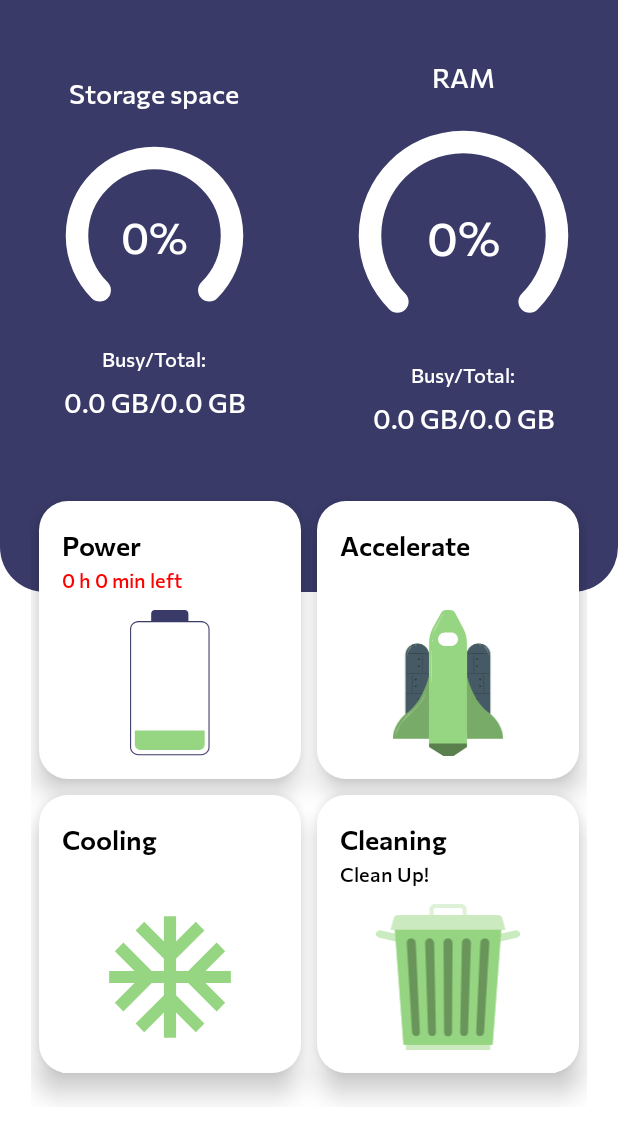
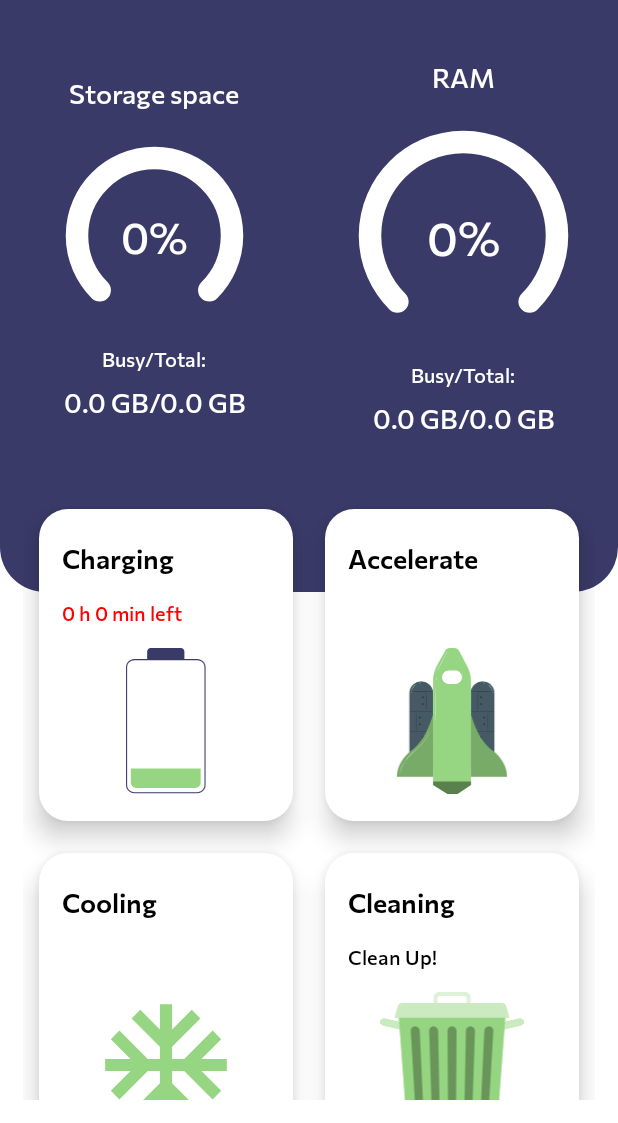
Before and after one commit to bogatovnikita/MagicHelper, an Android app: the MenuFragment screen opened through its navigation route, on a phone screen of 412 x 824 dp, the part 113-1236 px from its top. Run offline under Robolectric (Android 15) with nearby library versions, the phone set to English and light mode, and no system bars; our stand-ins replace sdp/ssp sizes; libraries missing offline, so code that uses them is left out: com.ads.library, com.yandex.metrica; plain views replace AdView; 12 statements that could not run were skipped.

Commit message:
fixed bug

```diff
--- a/app/src/main/java/ar/cleaner/first/pf/navigation/NavigationFragmentFactory.kt
+++ b/app/src/main/java/ar/cleaner/first/pf/navigation/NavigationFragmentFactory.kt
@@ -27,11 +27,11 @@ import ar.cleaner.first.pf.ui.splash.SplashFragment
 
 class NavigationFragmentFactory : FragmentFactory() {
 
-    private var scenario: Scenario = Scenario1
-
-    init {
-        Actions.onBack = {scenario = Scenario2 }
-    }
+    private var scenario: Scenario = Scenario2
+//
+//    init {
+//        Actions.onBack = {scenario = Scenario2 }
+//    }
 
     override fun instantiate(classLoader: ClassLoader, className: String): Fragment {
         return when(className){
--- a/app/src/main/java/ar/cleaner/first/pf/navigation/Scenario.kt
+++ b/app/src/main/java/ar/cleaner/first/pf/navigation/Scenario.kt
@@ -21,7 +21,7 @@ interface Scenario {
 object Scenario1 : Scenario {
     override val firstScanning: Fragment.() -> Unit = {
         goToMenu()
-//        goToBoost()
+        goToBoost()
     }
     override val boostingProgress: Fragment.(MenuItems, Any?, String?) -> Unit ={ _, _, _->
         goToJunk()
--- a/app/src/main/java/ar/cleaner/first/pf/ui/boost/BoostFragment.kt
+++ b/app/src/main/java/ar/cleaner/first/pf/ui/boost/BoostFragment.kt
@@ -61,6 +61,7 @@ class BoostFragment(
 
     private fun isOptimized() {
         with(binding) {
+            percentTv.text = getString(R.string.percent_D, ramUsageInfo.percent)
             groupOptimizeIsDone.visibility = View.VISIBLE
             groupIsNotOptimize.visibility = View.GONE
             progressBar.progress = ramUsageInfo.percent
--- a/app/src/main/java/ar/cleaner/first/pf/ui/menu/MenuAdapter.kt
+++ b/app/src/main/java/ar/cleaner/first/pf/ui/menu/MenuAdapter.kt
@@ -1,6 +1,6 @@
 package ar.cleaner.first.pf.ui.menu
 
-import android.util.Log
+import android.content.Context
 import android.view.LayoutInflater
 import android.view.ViewGroup
 import androidx.core.content.ContextCompat
@@ -12,6 +12,7 @@ import ar.cleaner.first.pf.utils.OptimizationProvider
 
 class MenuAdapter(
     private val optimizationProvider: OptimizationProvider,
+    private val context: Context,
     private val onItemSelected: (MenuItems) -> Unit,
 ) :
     RecyclerView.Adapter<MenuAdapter.ViewHolder>() {
@@ -38,26 +39,26 @@ class MenuAdapter(
         fun onBind(menuItems: MenuItems) {
             binding.apply {
                 iconIv.setImageResource(menuItems.icon)
-                titleTv.text = binding.root.context.getString(menuItems.title)
+                titleTv.text = context.getString(menuItems.title)
             }
             if (optimizationProvider.checkIsOptimized(menuItems)) {
                 val text = when (menuItems) {
-                    MenuItems.BatteryPower -> binding.root.context.getString(
+                    MenuItems.BatteryPower -> context.getString(
                         menuItems.description,
                         *OptimizationProvider.getVarArgs(menuItems)
                     )
-                    else -> binding.root.context.getString(
+                    else -> context.getString(
                         menuItems.description
                     )
                 }
                 binding.descriptionTv.text = text
             } else {
                 binding.apply {
-                    descriptionTv.text = binding.root.context.getString(
+                    descriptionTv.text = context.getString(
                         menuItems.description_not_optimized,
                         *OptimizationProvider.getVarArgs(menuItems)
                     )
-                    val redColorText = ContextCompat.getColor(binding.root.context, R.color.red)
+                    val redColorText = ContextCompat.getColor(context, R.color.red)
                     descriptionTv.setTextColor(redColorText)
                 }
             }
--- a/app/src/main/java/ar/cleaner/first/pf/ui/menu/MenuFragment.kt
+++ b/app/src/main/java/ar/cleaner/first/pf/ui/menu/MenuFragment.kt
@@ -38,7 +38,7 @@ class MenuFragment(
         requireActivity().window.decorView.systemUiVisibility = 0
 
         binding.recyclerView.layoutManager = GridLayoutManager(requireContext(), 2)
-        binding.recyclerView.adapter = MenuAdapter(OptimizationProvider) {
+        binding.recyclerView.adapter = MenuAdapter(OptimizationProvider,requireContext()) {
             when (it) {
                 MenuItems.Boost -> onBoost()
                 MenuItems.BatteryPower -> onBattery()
--- a/app/src/main/res/layout/fragment_battery.xml
+++ b/app/src/main/res/layout/fragment_battery.xml
@@ -301,6 +301,9 @@
         android:layout_marginBottom="@dimen/_16sdp"
         android:clickable="false"
         android:fontFamily="@font/heraclito_medium"
+        android:paddingHorizontal="@dimen/_4sdp"
+        android:ellipsize="end"
+        android:maxLines="1"
         android:textAllCaps="false"
         android:textSize="@dimen/_10ssp"
         app:layout_constraintBottom_toTopOf="@id/boost_button"
--- a/app/src/main/res/layout/fragment_cleaning.xml
+++ b/app/src/main/res/layout/fragment_cleaning.xml
@@ -438,6 +438,9 @@
         app:layout_constraintBottom_toTopOf="@id/boost_button"
         app:layout_constraintEnd_toEndOf="parent"
         app:layout_constraintHeight_percent="0.07"
+        android:paddingHorizontal="@dimen/_4sdp"
+        android:ellipsize="end"
+        android:maxLines="1"
         app:layout_constraintStart_toStartOf="parent"
         app:layout_constraintTop_toBottomOf="@id/root_background_iv"
         app:layout_constraintVertical_bias="1"
--- a/app/src/main/res/layout/fragment_menu.xml
+++ b/app/src/main/res/layout/fragment_menu.xml
@@ -201,9 +201,9 @@
         android:id="@+id/recycler_view"
         android:layout_width="0dp"
         android:layout_height="0dp"
-        android:layout_marginHorizontal="@dimen/_16sdp"
+        android:layout_marginHorizontal="@dimen/_12sdp"
         app:layout_constraintBottom_toBottomOf="parent"
-        android:layout_marginBottom="@dimen/_8sdp"
+        android:layout_marginBottom="@dimen/_12sdp"
         android:elevation="1dp"
         app:layout_constraintEnd_toEndOf="parent"
         app:layout_constraintStart_toStartOf="parent"
--- a/app/src/main/res/layout/item_menu.xml
+++ b/app/src/main/res/layout/item_menu.xml
@@ -3,14 +3,15 @@
     xmlns:app="http://schemas.android.com/apk/res-auto"
     xmlns:tools="http://schemas.android.com/tools"
     android:layout_width="match_parent"
-    android:layout_height="wrap_content"
-    android:layout_margin="@dimen/_4sdp"
+    android:layout_height="@dimen/_160sdp"
+    android:layout_margin="@dimen/_8sdp"
     android:background="@drawable/card_corners_white_min_corners"
     android:elevation="@dimen/_8sdp">
 
     <TextView
         android:id="@+id/title_tv"
         android:layout_width="0dp"
+        android:maxLines="1"
         android:layout_height="wrap_content"
         android:layout_marginHorizontal="@dimen/_12sdp"
         android:layout_marginTop="@dimen/_12sdp"
@@ -31,12 +32,13 @@
         android:layout_marginHorizontal="@dimen/_12sdp"
         android:layout_marginTop="@dimen/_8sdp"
         android:fontFamily="@font/heraclito_medium"
+        android:maxLines="2"
         android:textColor="@color/black"
         android:textSize="@dimen/_10ssp"
         app:layout_constraintBottom_toTopOf="@id/icon_iv"
         app:layout_constraintEnd_toEndOf="parent"
         app:layout_constraintStart_toStartOf="parent"
-        app:layout_constraintTop_toBottomOf="parent"
+        app:layout_constraintTop_toBottomOf="@id/title_tv"
         tools:text="@string/battery_power_description_D_D" />
 
     <ImageView
@@ -45,7 +47,7 @@
         android:layout_height="@dimen/_75sdp"
         android:layout_marginTop="@dimen/_8sdp"
         android:layout_marginBottom="@dimen/_12sdp"
-        android:src="@drawable/ic_battery"
+        tools:src="@drawable/ic_battery"
         app:layout_constraintBottom_toBottomOf="parent"
         app:layout_constraintEnd_toEndOf="parent"
         app:layout_constraintStart_toStartOf="parent"
--- a/app/src/main/res/values/strings.xml
+++ b/app/src/main/res/values/strings.xml
@@ -1,7 +1,7 @@
 <?xml version="1.0" encoding="UTF-8" standalone="no"?>
 <resources>
     <string name="facebook_key" translatable="false">629971811966975</string>
-    <string name="app_name" translatable="false">Cleaner - clean the memory, cache, phone</string>
+    <string name="app_name">Cleaner - clean the memory, cache, phone</string>
     <string name="boost_description_not_optimized_S">Speed up %s%%</string>
     <string name="temp_files">Temporary files</string>
     <string name="storage_location">Storage space</string>
@@ -22,8 +22,8 @@
     <string name="modes_of_increasing_the_working_time">Modes to boost uptime</string>
     <string name="cool_your_phone_regularly_to_reduce_cpu_load_extend_its_service_life_and_speed_up_your_device">Cool your phone regularly to reduce processor strain, extend its life, and make your device run faster</string>
     <string name="ram">RAM</string>
-    <string name="normal_mode_10">Normal</string>
-    <string name="battery_power">Power</string>
+    <string name="normal_mode_10">+10\nNormal</string>
+    <string name="battery_power">Charging</string>
     <string name="extra_mode_activates_restrictions">Extra mode activates restrictions:</string>
     <string name="garbage_detected">Debris detected</string>
     <string name="cache">Cache</string>
@@ -35,7 +35,7 @@
     <string name="cooling_cpu_description">Cooling done</string>
     <string name="extend_the_operation_of_your_phone">Extend your phone`s life</string>
     <string name="done">Done!</string>
-    <string name="ultra_mode_30">Ultra</string>
+    <string name="ultra_mode_30">+30\nUltra</string>
     <string name="battery_power_optimized_D_D">Optimized %d h %d min</string>
     <string name="battery_power_only_time_D_D">%d h %d min</string>
     <string name="clear_junk">Cleaning</string>
@@ -53,7 +53,7 @@
     <string name="processor_temperature">Processor temperature</string>
     <string name="temperature_D">%d℃</string>
     <string name="working_time_increased_by_D">Runtime increased by %d%%</string>
-    <string name="extra_mode_60">Extra</string>
+    <string name="extra_mode_60">+60\nExtra</string>
     <string name="the_phone_is_cleared_of_excess_garbage">The phone is cleared of unnecessary garbage!</string>
     <string name="normal_mode_activates_restrictions">Normal mode activates restrictions:</string>
     <string name="battery_power_description_D_D">%d h %d min left</string>
```
Also changed, not shown: app/src/main/java/ar/cleaner/first/pf/result/ResultFragment.kt (+11 -4 lines), app/src/main/res/layout/fragment_boost.xml (+7 -3 lines), app/src/main/res/layout/fragment_cooling.xml (+5 -2 lines), 8 other files.
